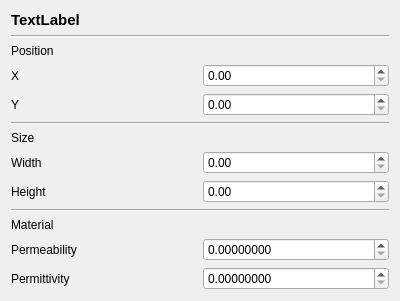
Qt form ui/object_inspector.ui (m4reQ/oddzialywanie) before a commit.
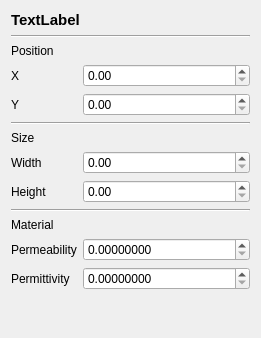
The same form after that commit. Custom widgets are drawn as their Qt base class.

Patch:
```diff
--- a/ui/object_inspector.ui
+++ b/ui/object_inspector.ui
@@ -6,8 +6,8 @@
    <rect>
     <x>0</x>
     <y>0</y>
-    <width>400</width>
-    <height>300</height>
+    <width>261</width>
+    <height>338</height>
    </rect>
   </property>
   <property name="windowTitle">
@@ -16,6 +16,12 @@
   <layout class="QGridLayout" name="gridLayout">
    <item row="13" column="0">
     <widget class="QLabel" name="_unused">
+     <property name="sizePolicy">
+      <sizepolicy hsizetype="Maximum" vsizetype="Preferred">
+       <horstretch>0</horstretch>
+       <verstretch>0</verstretch>
+      </sizepolicy>
+     </property>
      <property name="text">
       <string>Permittivity</string>
      </property>
@@ -23,13 +29,38 @@
    </item>
    <item row="8" column="0">
     <widget class="QLabel" name="_unused_6">
+     <property name="sizePolicy">
+      <sizepolicy hsizetype="Maximum" vsizetype="Preferred">
+       <horstretch>0</horstretch>
+       <verstretch>0</verstretch>
+      </sizepolicy>
+     </property>
      <property name="text">
       <string>Width</string>
      </property>
     </widget>
    </item>
+   <item row="4" column="0">
+    <widget class="QLabel" name="_unused_4">
+     <property name="sizePolicy">
+      <sizepolicy hsizetype="Maximum" vsizetype="Preferred">
+       <horstretch>0</horstretch>
+       <verstretch>0</verstretch>
+      </sizepolicy>
+     </property>
+     <property name="text">
+      <string>Y</string>
+     </property>
+    </widget>
+   </item>
    <item row="9" column="0">
     <widget class="QLabel" name="_unused_7">
+     <property name="sizePolicy">
+      <sizepolicy hsizetype="Maximum" vsizetype="Preferred">
+       <horstretch>0</horstretch>
+       <verstretch>0</verstretch>
+      </sizepolicy>
+     </property>
      <property name="text">
       <string>Height</string>
      </property>
@@ -44,15 +75,24 @@
    </item>
    <item row="12" column="0">
     <widget class="QLabel" name="_unused_9">
+     <property name="sizePolicy">
+      <sizepolicy hsizetype="Maximum" vsizetype="Preferred">
+       <horstretch>0</horstretch>
+       <verstretch>0</verstretch>
+      </sizepolicy>
+     </property>
      <property name="text">
       <string>Permeability</string>
      </property>
     </widget>
    </item>
-   <item row="4" column="0">
-    <widget class="QLabel" name="_unused_4">
-     <property name="text">
-      <string>Y</string>
+   <item row="3" column="0">
+    <widget class="QLabel" name="_unused_3">
+     <property name="sizePolicy">
+      <sizepolicy hsizetype="Maximum" vsizetype="Preferred">
+       <horstretch>0</horstretch>
+       <verstretch>0</verstretch>
+      </sizepolicy>
      </property>
     </widget>
    </item>
@@ -138,8 +178,28 @@
      </property>
     </widget>
    </item>
+   <item row="14" column="0" colspan="2">
+    <spacer name="verticalSpacer">
+     <property name="orientation">
+      <enum>Qt::Vertical</enum>
+     </property>
+     <property name="sizeHint" stdset="0">
+      <size>
+       <width>20</width>
+       <height>40</height>
+      </size>
+     </property>
+    </spacer>
+   </item>
   </layout>
  </widget>
+ <customwidgets>
+  <customwidget>
+   <class>FloatTooltipSpinbox</class>
+   <extends>QDoubleSpinBox</extends>
+   <header>main.widgets.float_tooltip_spinbox</header>
+  </customwidget>
+ </customwidgets>
  <resources/>
  <connections/>
 </ui>
```
Left out of the diff: 68 changed lines with no effect on the pictures.
